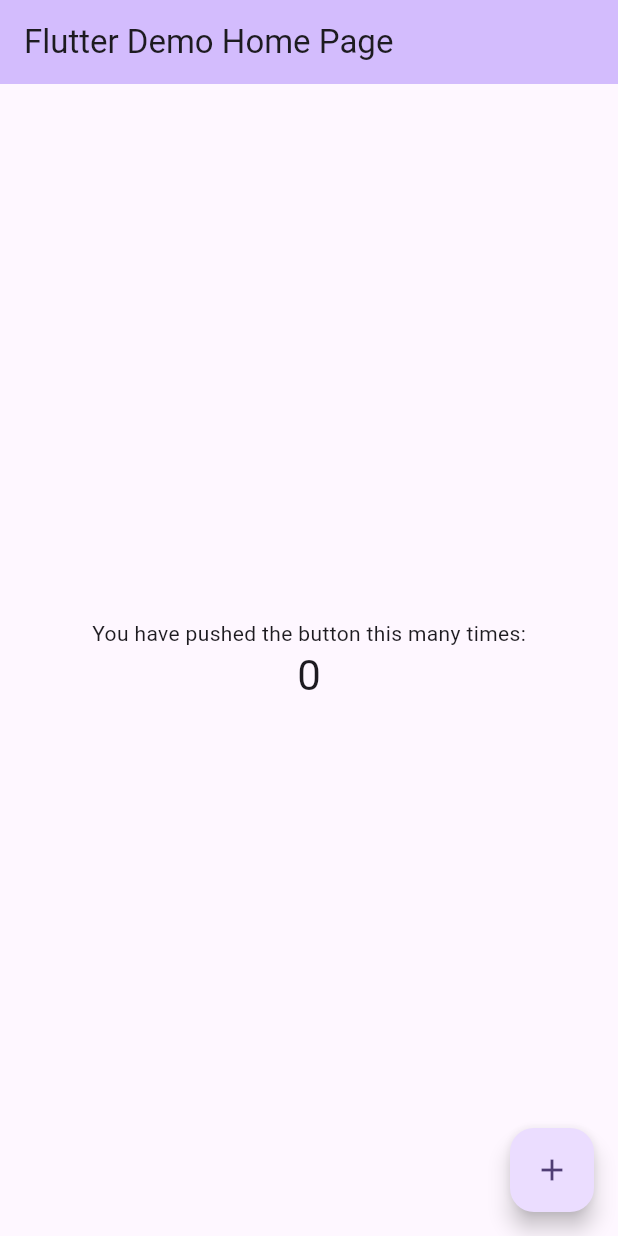
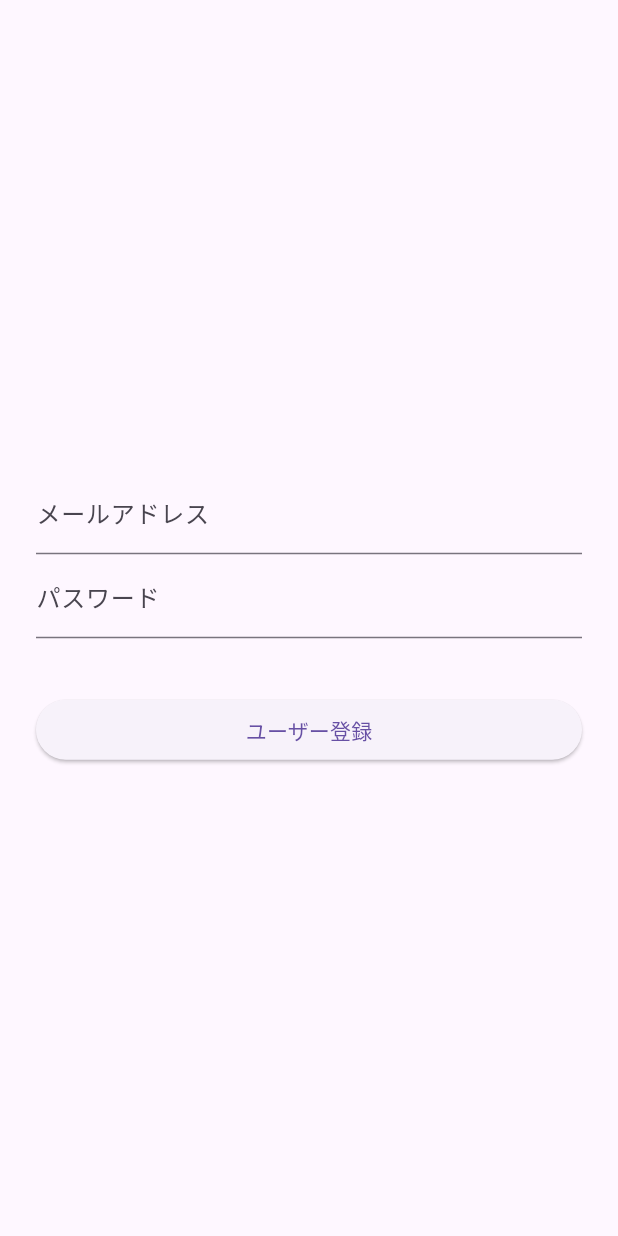
Before and after one commit to health-Care-App/health_care_app, a Flutter app: the screen it shows after launch, on a phone screen of 412 x 824 dp. Run offline on Flutter 3.47's test engine with Material 3 defaults, Android fonts, the light colour scheme and no system bars; our stand-ins replace firebase_auth, firebase_core; accounts and stored records are empty; statements that could not run were skipped.

Commit message:
ユーザー登録機能追加

```diff
--- a/frontend/app/lib/main.dart
+++ b/frontend/app/lib/main.dart
@@ -1,4 +1,5 @@
 import 'package:flutter/material.dart';
+import 'package:firebase_auth/firebase_auth.dart';
 import 'package:firebase_core/firebase_core.dart';
 import 'firebase_options.dart';
 
@@ -7,126 +8,99 @@
   await Firebase.initializeApp(
     options: DefaultFirebaseOptions.currentPlatform,
   );
-  runApp(const MyApp());
+  runApp(const LoginSample());
 }
 
-class MyApp extends StatelessWidget {
-  const MyApp({super.key});
+class LoginSample extends StatelessWidget {
+  const LoginSample({super.key});
 
-  // This widget is the root of your application.
   @override
   Widget build(BuildContext context) {
-
-    return MaterialApp(
-      title: 'Flutter Demo',
-      theme: ThemeData(
-        // This is the theme of your application.
-        //
-        // TRY THIS: Try running your application with "flutter run". You'll see
-        // the application has a purple toolbar. Then, without quitting the app,
-        // try changing the seedColor in the colorScheme below to Colors.green
-        // and then invoke "hot reload" (save your changes or press the "hot
-        // reload" button in a Flutter-supported IDE, or press "r" if you used
-        // the command line to start the app).
-        //
-        // Notice that the counter didn't reset back to zero; the application
-        // state is not lost during the reload. To reset the state, use hot
-        // restart instead.
-        //
-        // This works for code too, not just values: Most code changes can be
-        // tested with just a hot reload.
-        colorScheme: ColorScheme.fromSeed(seedColor: Colors.deepPurple),
-        useMaterial3: true,
-      ),
-      home: const MyHomePage(title: 'Flutter Demo Home Page'),
+    return const MaterialApp(
+      title: 'Login Sample',
+      // home: const MyHomePage(title: 'Login Sample'),
+      home: LoginPage(),
     );
   }
 }
 
-class MyHomePage extends StatefulWidget {
-  const MyHomePage({super.key, required this.title});
-
-  // This widget is the home page of your application. It is stateful, meaning
-  // that it has a State object (defined below) that contains fields that affect
-  // how it looks.
-
-  // This class is the configuration for the state. It holds the values (in this
-  // case the title) provided by the parent (in this case the App widget) and
-  // used by the build method of the State. Fields in a Widget subclass are
-  // always marked "final".
-
-  final String title;
+class LoginPage extends StatefulWidget {
+  const LoginPage({super.key});
 
   @override
-  State<MyHomePage> createState() => _MyHomePageState();
+  State<LoginPage> createState() => _LoginPageState();
 }
 
-class _MyHomePageState extends State<MyHomePage> {
-  int _counter = 0;
-
-  void _incrementCounter() {
-    setState(() {
-      // This call to setState tells the Flutter framework that something has
-      // changed in this State, which causes it to rerun the build method below
-      // so that the display can reflect the updated values. If we changed
-      // _counter without calling setState(), then the build method would not be
-      // called again, and so nothing would appear to happen.
-      _counter++;
-    });
-  }
+class _LoginPageState extends State<LoginPage> {
+  // メッセージ表示用
+  String infoText = '';
+  // 入力するメールアドレス・パスワード用
+  String email = '';
+  String password = '';
 
   @override
   Widget build(BuildContext context) {
-    // This method is rerun every time setState is called, for instance as done
-    // by the _incrementCounter method above.
-    //
-    // The Flutter framework has been optimized to make rerunning build methods
-    // fast, so that you can just rebuild anything that needs updating rather
-    // than having to individually change instances of widgets.
     return Scaffold(
-      appBar: AppBar(
-        // TRY THIS: Try changing the color here to a specific color (to
-        // Colors.amber, perhaps?) and trigger a hot reload to see the AppBar
-        // change color while the other colors stay the same.
-        backgroundColor: Theme.of(context).colorScheme.inversePrimary,
-        // Here we take the value from the MyHomePage object that was created by
-        // the App.build method, and use it to set our appbar title.
-        title: Text(widget.title),
-      ),
       body: Center(
-        // Center is a layout widget. It takes a single child and positions it
-        // in the middle of the parent.
+        child: Container(
+          padding: const EdgeInsets.all(24),
           child: Column(
-          // Column is also a layout widget. It takes a list of children and
-          // arranges them vertically. By default, it sizes itself to fit its
-          // children horizontally, and tries to be as tall as its parent.
-          //
-          // Column has various properties to control how it sizes itself and
-          // how it positions its children. Here we use mainAxisAlignment to
-          // center the children vertically; the main axis here is the vertical
-          // axis because Columns are vertical (the cross axis would be
-          // horizontal).
-          //
-          // TRY THIS: Invoke "debug painting" (choose the "Toggle Debug Paint"
-          // action in the IDE, or press "p" in the console), to see the
-          // wireframe for each widget.
             mainAxisAlignment: MainAxisAlignment.center,
             children: <Widget>[
-            const Text(
-              'You have pushed the button this many times:',
+              // メールアドレス入力
+              TextFormField(
+                decoration: const InputDecoration(labelText: 'メールアドレス'),
+                onChanged: (String value) {
+                  setState(() {
+                    email = value;
+                  });
+                },
               ),
-            Text(
-              '$_counter',
-              style: Theme.of(context).textTheme.headlineMedium,
+              // パスワード入力
+              TextFormField(
+                decoration: const InputDecoration(labelText: 'パスワード'),
+                obscureText: true,
+                onChanged: (String value) {
+                  setState(() {
+                    password = value;
+                  });
+                },
               ),
+              Container(
+                padding: const EdgeInsets.all(8),
+                // メッセージ表示
+                child: Text(infoText),
+              ),
+              SizedBox(
+                width: double.infinity,
+                // ユーザー登録ボタン
+                child: ElevatedButton(
+                  child: const Text('ユーザー登録'),
+                  onPressed: () async {
+                    try {
+                      // メール/パスワードでユーザー登録
+                      final FirebaseAuth auth = FirebaseAuth.instance;
+                      await auth.createUserWithEmailAndPassword(
+                        email: email,
+                        password: password,
+                      );
+                      // ユーザー登録に成功した場合
+                      setState(() {
+                        infoText = "登録に成功しました！";
+                      });
+                    } catch (e) {
+                      // ユーザー登録に失敗した場合
+                      setState(() {
+                        infoText = "登録に失敗しました：${e.toString()}";
+                      });
+                    }
+                  },
+                ),
+              )
             ],
           ),
         ),
-      floatingActionButton: FloatingActionButton(
-        onPressed: _incrementCounter,
-        tooltip: 'Increment',
-        child: const Icon(Icons.add),
-      ), // This trailing comma makes auto-formatting nicer for build methods.
+      ),
     );
   }
 }
--- a/frontend/app/pubspec.yaml
+++ b/frontend/app/pubspec.yaml
@@ -36,6 +36,7 @@
   # Use with the CupertinoIcons class for iOS style icons.
   cupertino_icons: ^1.0.8
   firebase_core: ^3.3.0
+  firebase_auth: ^5.1.4
 
 dev_dependencies:
   flutter_test:
```
Also changed, not shown: frontend/app/pubspec.lock, 3 other files. Lines whose indentation alone changed are shown as unchanged.
